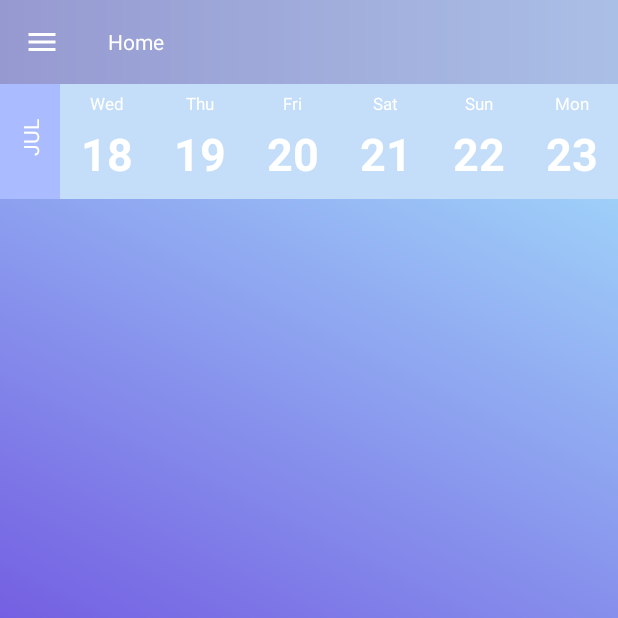
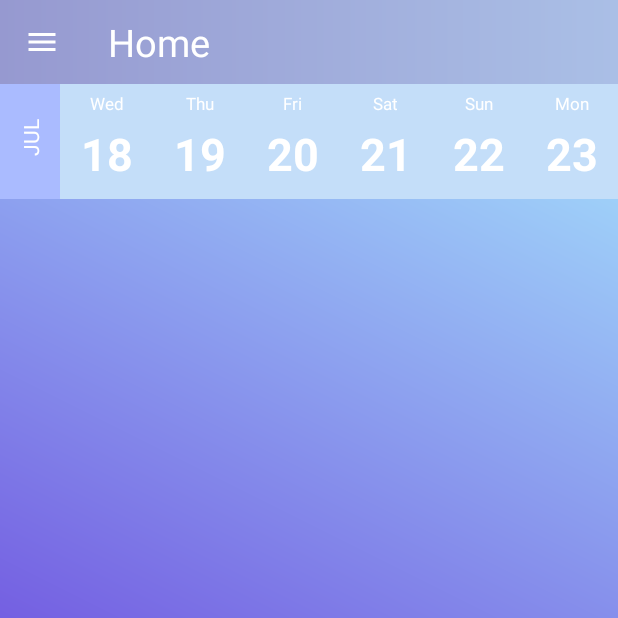
Before and after one commit to AndrewBarzu/LogReg, an Android app: the MainActivity screen opened directly, with no data from a screen before it, on a phone screen of 412 x 824 dp, the top half of it. Run offline under Robolectric (Android 15) with nearby library versions, the phone set to English and light mode, and no system bars; 2 statements that could not run were skipped.

Commit message:
some patch

```diff
--- a/app/src/main/java/com/example/xghos/Wrenchy/OfferFragment.java
+++ b/app/src/main/java/com/example/xghos/Wrenchy/OfferFragment.java
@@ -56,6 +56,8 @@ public class OfferFragment extends Fragment {
         TVOfferExpire.setText(mOfferExpire);
         TVOfferLocation.setText(mOfferLocation);
         TVOfferPrice.setText(mOfferPrice);
+        TextView toolbarTitle = ((MainActivity)getActivity()).toolbar.findViewById(R.id.toolbar_title);
+        toolbarTitle.setText(R.string.offer_details);
         return v;
     }
 
--- a/app/src/main/res/layout/activity_main.xml
+++ b/app/src/main/res/layout/activity_main.xml
@@ -49,7 +49,8 @@
                 android:layout_height="wrap_content"
                 android:gravity="center"
                 android:text=""
-                android:textColor="@android:color/white" />
+                android:textColor="@android:color/white"
+                android:textSize="25sp"/>
 
         </android.support.v7.widget.Toolbar>
 
```
